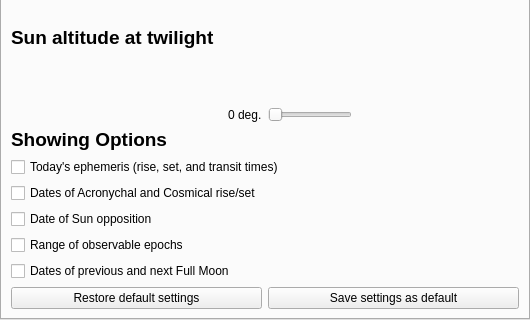
This is plugins/Observability/src/gui/ObservabilityDialog.ui in 519984307/stellarium_src as Qt 5 draws it before an edit; both pictures show x 0 to 530 and y 240 to 560 of the 530 by 560 pixel window. The edited form follows.
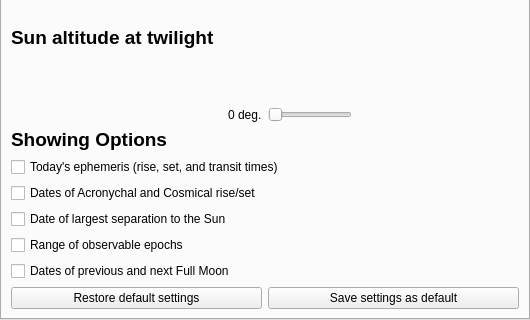
This is the edited form. Custom widgets are drawn as their Qt base class.

Commit message: Sun opposition is now largest Sun separation (that separation is also shown now)

Diff of the .ui file:
```diff
--- a/plugins/Observability/src/gui/ObservabilityDialog.ui
+++ b/plugins/Observability/src/gui/ObservabilityDialog.ui
@@ -170,7 +170,7 @@
          <item>
           <widget class="QCheckBox" name="Opposition">
            <property name="text">
-            <string>Date of Sun opposition</string>
+            <string>Date of largest separation to the Sun</string>
            </property>
           </widget>
          </item>
```
The commit also changes 2 other files.
